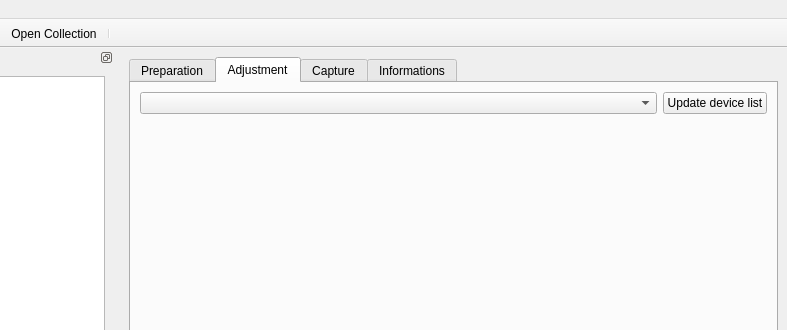
Before: the Qt Designer form pc/master/mainwindow.ui in plule/pfe-costumes, drawn with Qt 5; both pictures show x 104 to 891 and y 0 to 330 of the 891 by 789 pixel window.
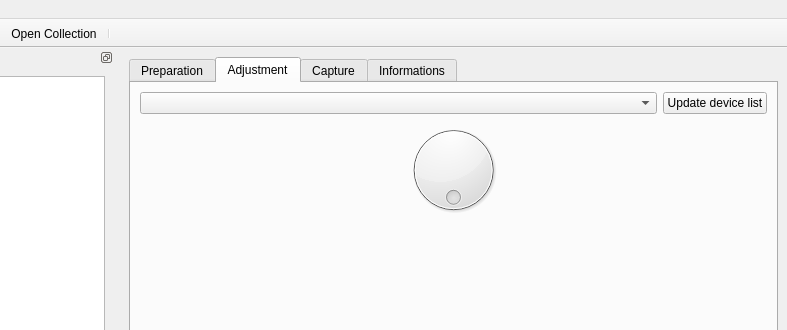
After: the same form once the commit is applied. Icons and pictures are not drawn. Custom widgets are drawn as their Qt base class.

What changed in the file:
```diff
--- a/pc/master/mainwindow.ui
+++ b/pc/master/mainwindow.ui
@@ -57,6 +57,16 @@
         <item>
          <layout class="QFormLayout" name="adjustementForm"/>
         </item>
+        <item>
+         <widget class="QDial" name="rotationDial">
+          <property name="maximum">
+           <number>360</number>
+          </property>
+          <property name="wrapping">
+           <bool>true</bool>
+          </property>
+         </widget>
+        </item>
         <item>
          <spacer name="verticalSpacer_2">
           <property name="orientation">
```
